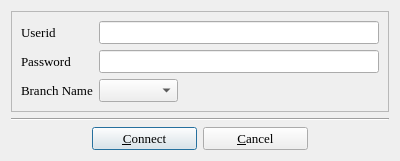
This is branch_s.ui in textbrowser/biblioteq as Qt 5 draws it before an edit. The edited form follows.
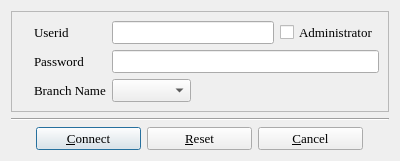
This is the edited form. Icons and pictures are not drawn.

Diff of the .ui file:
```diff
--- a/branch_s.ui
+++ b/branch_s.ui
@@ -6,7 +6,7 @@
     <x>0</x>
     <y>0</y>
     <width>400</width>
-    <height>150</height>
+    <height>160</height>
    </rect>
   </property>
   <property name="minimumSize" >
@@ -48,6 +48,18 @@
      <property name="frameShadow" >
       <enum>QFrame::Raised</enum>
      </property>
+     <layout class="QHBoxLayout" >
+      <item>
+       <widget class="QLabel" name="label" >
+        <property name="text" >
+         <string/>
+        </property>
+        <property name="pixmap" >
+         <pixmap>icons.d/32x32/database.png</pixmap>
+        </property>
+       </widget>
+      </item>
+      <item>
      <layout class="QGridLayout" >
       <item row="0" column="0" >
        <widget class="QLabel" name="label_6" >
@@ -63,8 +75,19 @@
        </widget>
       </item>
       <item row="0" column="1" >
+         <layout class="QHBoxLayout" >
+          <item>
        <widget class="QLineEdit" name="userid" />
       </item>
+          <item>
+           <widget class="QCheckBox" name="adminCheck" >
+            <property name="text" >
+             <string>Administrator</string>
+            </property>
+           </widget>
+          </item>
+         </layout>
+        </item>
       <item row="1" column="0" >
        <widget class="QLabel" name="label_5" >
         <property name="font" >
@@ -81,7 +104,7 @@
       <item row="1" column="1" >
        <widget class="QLineEdit" name="password" >
         <property name="echoMode" >
-         <enum>QLineEdit::NoEcho</enum>
+           <enum>QLineEdit::Password</enum>
         </property>
        </widget>
       </item>
@@ -126,6 +149,8 @@
        </layout>
       </item>
      </layout>
+      </item>
+     </layout>
     </widget>
    </item>
    <item>
@@ -135,8 +160,8 @@
      </property>
      <property name="sizeHint" >
       <size>
-       <width>20</width>
-       <height>40</height>
+       <width>382</width>
+       <height>71</height>
       </size>
      </property>
     </spacer>
@@ -181,7 +206,23 @@
         <string>&amp;Connect</string>
        </property>
        <property name="icon" >
-        <iconset>../.designer/backup/icons.d/16x16/ok.png</iconset>
+        <iconset>icons.d/16x16/ok.png</iconset>
+       </property>
+      </widget>
+     </item>
+     <item>
+      <widget class="QPushButton" name="resetButton" >
+       <property name="minimumSize" >
+        <size>
+         <width>105</width>
+         <height>0</height>
+        </size>
+       </property>
+       <property name="text" >
+        <string>&amp;Reset</string>
+       </property>
+       <property name="icon" >
+        <iconset>icons.d/16x16/reset.png</iconset>
        </property>
       </widget>
      </item>
```
Left out of the diff: 4 changed lines with no effect on the pictures. Lines whose indentation alone changed are shown as unchanged.
